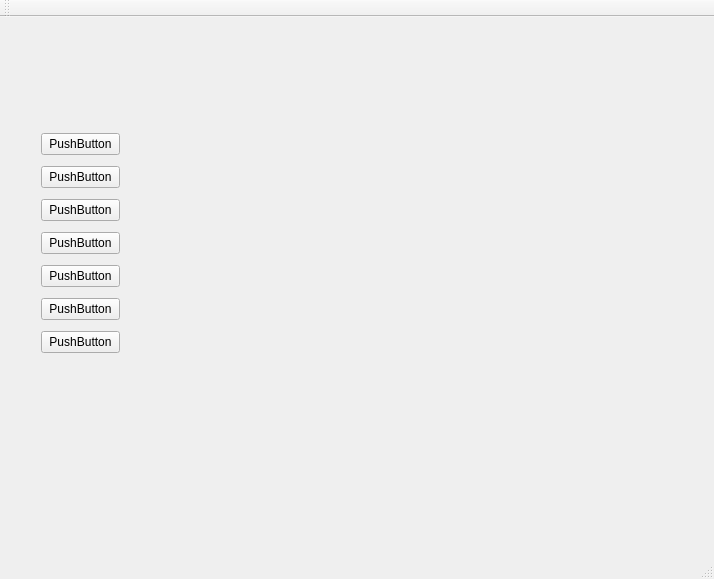
Old version of the form mainwindow.ui in the repository garretraziel/icp.
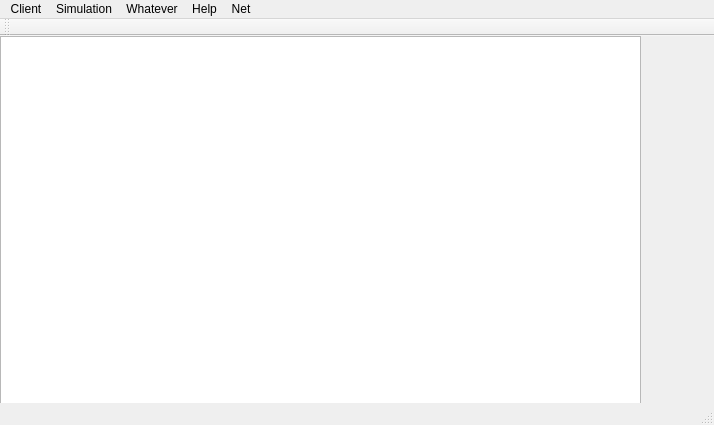
New version of the form.

Commit message: uprava client okna

Diff of the .ui file:
```diff
--- a/mainwindow.ui
+++ b/mainwindow.ui
@@ -7,84 +7,22 @@
     <x>0</x>
     <y>0</y>
     <width>714</width>
-    <height>579</height>
+    <height>425</height>
    </rect>
   </property>
   <property name="windowTitle">
    <string>MainWindow</string>
   </property>
   <widget class="QWidget" name="centralWidget">
-   <widget class="QWidget" name="gridLayoutWidget">
+   <widget class="QGraphicsView" name="graphicsView">
     <property name="geometry">
      <rect>
-      <x>190</x>
-      <y>10</y>
-      <width>511</width>
-      <height>511</height>
+      <x>0</x>
+      <y>0</y>
+      <width>641</width>
+      <height>381</height>
      </rect>
     </property>
-    <layout class="QGridLayout" name="gridLayout"/>
-   </widget>
-   <widget class="QWidget" name="layoutWidget">
-    <property name="geometry">
-     <rect>
-      <x>30</x>
-      <y>100</y>
-      <width>101</width>
-      <height>255</height>
-     </rect>
-    </property>
-    <layout class="QVBoxLayout" name="verticalLayout">
-     <item>
-      <widget class="QPushButton" name="pushButton_7">
-       <property name="text">
-        <string>PushButton</string>
-       </property>
-      </widget>
-     </item>
-     <item>
-      <widget class="QPushButton" name="pushButton_6">
-       <property name="text">
-        <string>PushButton</string>
-       </property>
-      </widget>
-     </item>
-     <item>
-      <widget class="QPushButton" name="pushButton">
-       <property name="text">
-        <string>PushButton</string>
-       </property>
-      </widget>
-     </item>
-     <item>
-      <widget class="QPushButton" name="pushButton_2">
-       <property name="text">
-        <string>PushButton</string>
-       </property>
-      </widget>
-     </item>
-     <item>
-      <widget class="QPushButton" name="pushButton_3">
-       <property name="text">
-        <string>PushButton</string>
-       </property>
-      </widget>
-     </item>
-     <item>
-      <widget class="QPushButton" name="pushButton_4">
-       <property name="text">
-        <string>PushButton</string>
-       </property>
-      </widget>
-     </item>
-     <item>
-      <widget class="QPushButton" name="pushButton_5">
-       <property name="text">
-        <string>PushButton</string>
-       </property>
-      </widget>
-     </item>
-    </layout>
    </widget>
   </widget>
   <widget class="QMenuBar" name="menuBar">
@@ -93,9 +31,48 @@
      <x>0</x>
      <y>0</y>
      <width>714</width>
-     <height>29</height>
+     <height>20</height>
     </rect>
    </property>
+   <widget class="QMenu" name="menuFile">
+    <property name="title">
+     <string>Client</string>
+    </property>
+    <addaction name="actionConnect_to_server"/>
+    <addaction name="actionExit"/>
+   </widget>
+   <widget class="QMenu" name="menuSimulation">
+    <property name="title">
+     <string>Simulation</string>
+    </property>
+    <addaction name="actionStep"/>
+    <addaction name="actionRun"/>
+    <addaction name="actionStop"/>
+   </widget>
+   <widget class="QMenu" name="menuWhatever">
+    <property name="title">
+     <string>Whatever</string>
+    </property>
+    <addaction name="actionHurr_Durr"/>
+   </widget>
+   <widget class="QMenu" name="menuHelp">
+    <property name="title">
+     <string>Help</string>
+    </property>
+    <addaction name="actionAbout"/>
+   </widget>
+   <widget class="QMenu" name="menuNet">
+    <property name="title">
+     <string>Net</string>
+    </property>
+    <addaction name="actionSave"/>
+    <addaction name="actionLoad"/>
+   </widget>
+   <addaction name="menuFile"/>
+   <addaction name="menuSimulation"/>
+   <addaction name="menuWhatever"/>
+   <addaction name="menuHelp"/>
+   <addaction name="menuNet"/>
   </widget>
   <widget class="QToolBar" name="mainToolBar">
    <attribute name="toolBarArea">
```
Left out of the diff: 74 changed lines with no effect on the pictures. The commit also changes 7 other files.
